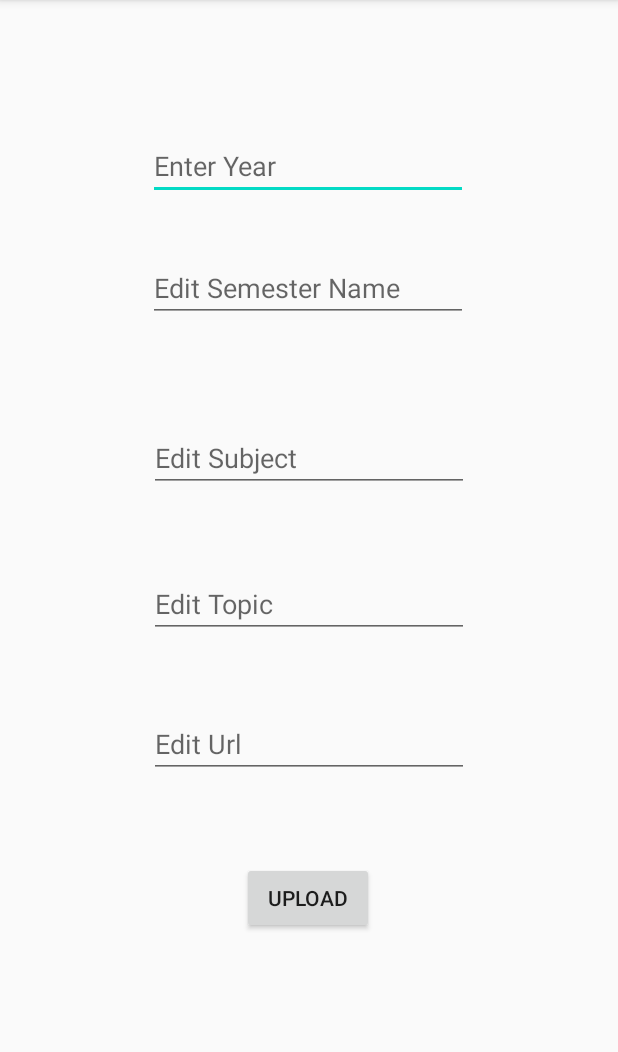
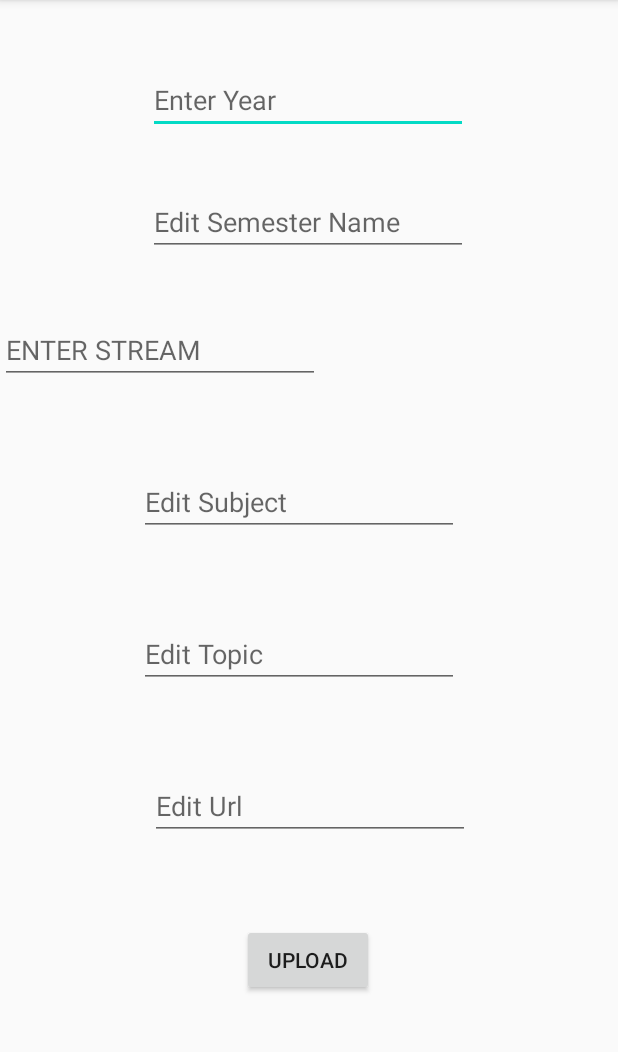
Before and after one commit to Abhinav1281/Noted, an Android app: the AdderPage screen opened directly, with no data from a screen before it, on a phone screen of 412 x 824 dp, the part 84-1136 px from its top. Run offline under Robolectric (Android 15) with nearby library versions, the phone set to English and light mode, and no system bars; libraries missing offline, so code that uses them is left out: com.parse.

Commit message:
Added online features for all year and streams

```diff
--- a/app/src/main/java/com/example/noted/AdderPage.java
+++ b/app/src/main/java/com/example/noted/AdderPage.java
@@ -14,7 +14,7 @@ import com.parse.ParseObject;
 import com.parse.SaveCallback;
 
 public class AdderPage extends AppCompatActivity {
-    EditText year,sem,subject,topic,url;
+    EditText year,sem,subject,topic,url,stream;
     Button upload;
     @Override
     protected void onCreate(Bundle savedInstanceState) {
@@ -25,6 +25,7 @@ public class AdderPage extends AppCompatActivity {
         subject=findViewById(R.id.editSubject);
         topic=findViewById(R.id.editTopic);
         url=findViewById(R.id.editURL);
+        stream=findViewById(R.id.editStream);
         upload=findViewById(R.id.upload);
         upload.setOnClickListener(new View.OnClickListener() {
             @Override
@@ -36,6 +37,7 @@ public class AdderPage extends AppCompatActivity {
                 urlAdder.put("Subject", subject.getText().toString());
                 urlAdder.put("Topic",topic.getText().toString());
                 urlAdder.put("URL",url.getText().toString());
+                urlAdder.put("Stream",stream.getText().toString());
 // Saving object
                 urlAdder.saveInBackground(new SaveCallback() {
                     @Override
--- a/app/src/main/res/layout/activity_adder_page.xml
+++ b/app/src/main/res/layout/activity_adder_page.xml
@@ -10,10 +10,10 @@
         android:id="@+id/editYear"
         android:layout_width="wrap_content"
         android:layout_height="wrap_content"
-        android:layout_marginTop="88dp"
+        android:layout_marginTop="44dp"
         android:ems="10"
+        android:hint="Enter Year"
         android:inputType="textPersonName"
-        android:hint="Enter Year"
         android:textAllCaps="true"
         app:layout_constraintEnd_toEndOf="parent"
         app:layout_constraintHorizontal_bias="0.497"
@@ -38,25 +38,27 @@
         android:id="@+id/editSubject"
         android:layout_width="wrap_content"
         android:layout_height="wrap_content"
-        android:layout_marginTop="68dp"
+        android:layout_marginTop="56dp"
         android:ems="10"
+        android:hint="Edit Subject"
+        android:inputType="textPersonName"
         android:textAllCaps="true"
-        android:inputType="textPersonName"
-        android:hint="Edit Subject"
         app:layout_constraintEnd_toEndOf="parent"
+        app:layout_constraintHorizontal_bias="0.467"
         app:layout_constraintStart_toStartOf="parent"
-        app:layout_constraintTop_toBottomOf="@+id/editSem" />
+        app:layout_constraintTop_toBottomOf="@+id/editStream" />
 
     <EditText
         android:id="@+id/editTopic"
         android:layout_width="wrap_content"
         android:layout_height="wrap_content"
-        android:layout_marginTop="52dp"
+        android:layout_marginTop="56dp"
         android:ems="10"
+        android:hint="Edit Topic"
         android:inputType="textPersonName"
-        android:hint="Edit Topic"
         android:textAllCaps="true"
         app:layout_constraintEnd_toEndOf="parent"
+        app:layout_constraintHorizontal_bias="0.467"
         app:layout_constraintStart_toStartOf="parent"
         app:layout_constraintTop_toBottomOf="@+id/editSubject" />
 
@@ -64,11 +66,12 @@
         android:id="@+id/editURL"
         android:layout_width="wrap_content"
         android:layout_height="wrap_content"
-        android:layout_marginTop="48dp"
+        android:layout_marginTop="56dp"
         android:ems="10"
+        android:hint="Edit Url"
         android:inputType="textPersonName"
-        android:hint="Edit Url"
         app:layout_constraintEnd_toEndOf="parent"
+        app:layout_constraintHorizontal_bias="0.502"
         app:layout_constraintStart_toStartOf="parent"
         app:layout_constraintTop_toBottomOf="@+id/editTopic" />
 
@@ -84,5 +87,16 @@
         app:layout_constraintStart_toStartOf="parent"
         app:layout_constraintTop_toBottomOf="@+id/editURL" />
 
+    <EditText
+        android:id="@+id/editStream"
+        android:layout_width="wrap_content"
+        android:layout_height="wrap_content"
+        android:layout_marginTop="40dp"
+        android:ems="10"
+        android:hint="ENTER STREAM"
+        android:inputType="textPersonName"
+        app:layout_constraintTop_toBottomOf="@+id/editSem"
+        tools:layout_editor_absoluteX="100dp" />
+
 
 </androidx.constraintlayout.widget.ConstraintLayout>
```
Also changed, not shown: app/src/main/java/com/example/noted/StreamSelector.java (+44 -12 lines), app/src/main/java/com/example/noted/SubjectDisplayer.java (+35 -33 lines), app/src/main/java/com/example/noted/YearDisplay.java (+6 -6 lines).
